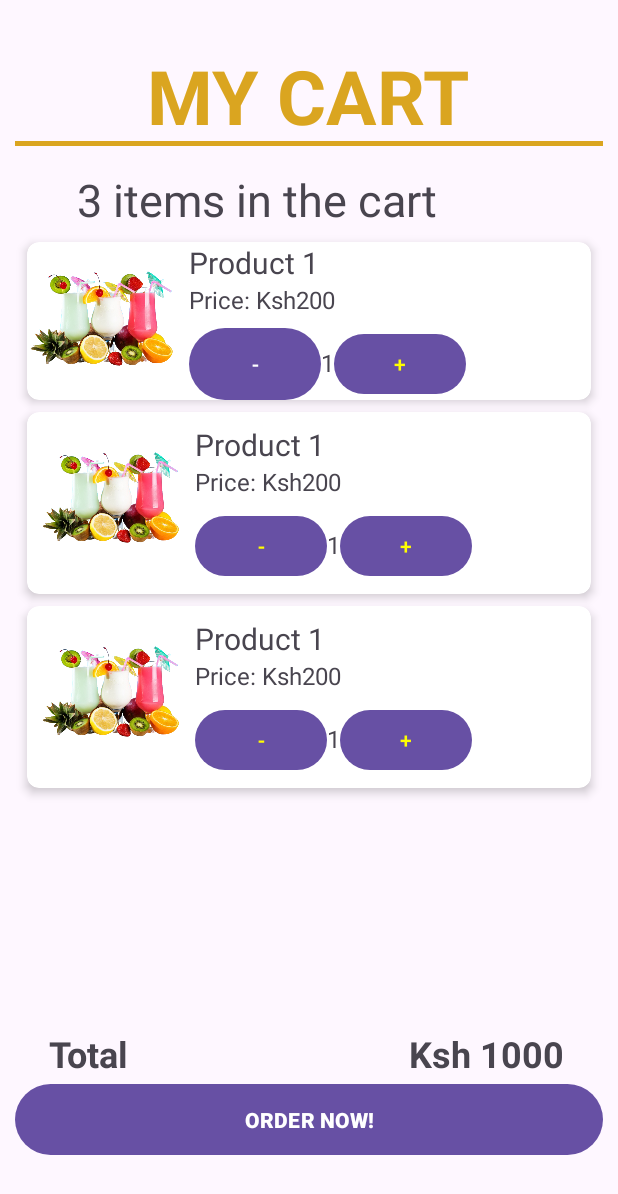
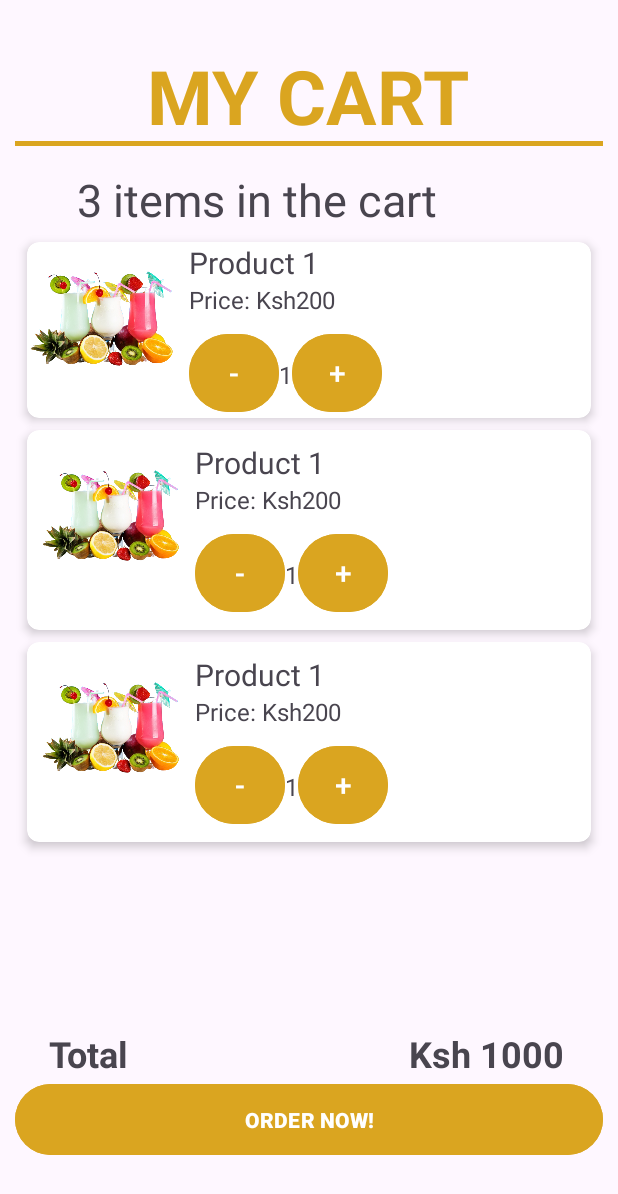
Before and after one commit to Dbriane208/HappyHourHub, an Android app: the layout cart_fragment.xml on its own in the app's theme, with its tools: preview values and no code run, on a phone screen of 412 x 824 dp. Shown: the top 1194 px of the screen. Run offline under Robolectric (Android 15) with nearby library versions, the phone set to English and light mode, and no system bars.

Commit message:
button color change

```diff
--- /dev/null
+++ b/app/src/main/res/layout/activity_main.xml
@@ -0,0 +1,10 @@
+<?xml version="1.0" encoding="utf-8"?>
+<androidx.constraintlayout.widget.ConstraintLayout xmlns:android="http://schemas.android.com/apk/res/android"
+    xmlns:app="http://schemas.android.com/apk/res-auto"
+    xmlns:tools="http://schemas.android.com/tools"
+    android:layout_width="match_parent"
+    android:layout_height="match_parent"
+    tools:context=".MainActivity">
+
+
+</androidx.constraintlayout.widget.ConstraintLayout>
--- a/app/src/main/res/layout/cart_fragment.xml
+++ b/app/src/main/res/layout/cart_fragment.xml
@@ -61,10 +61,12 @@
 
                     <Button
                         android:id="@+id/subtract_button"
-                        android:layout_width="wrap_content"
-                        android:layout_height="wrap_content"
+                        android:layout_width="60dp"
+                        android:layout_height="60dp"
                         android:text="-"
-                        android:background="@drawable/button2"/>
+                        android:backgroundTint="@color/yellow"
+                        android:textSize="20sp"
+                        android:textColor="@color/white"/>
 
                     <TextView
                         android:id="@+id/item_quantity"
@@ -75,10 +77,12 @@
 
                     <Button
                         android:id="@+id/add_button"
-                        android:layout_width="wrap_content"
-                        android:layout_height="wrap_content"
+                        android:layout_width="60dp"
+                        android:layout_height="60dp"
                         android:text="+"
-                        android:textColor="#FFFF00" /> <!-- Yellow text color -->
+                        android:backgroundTint="@color/yellow"
+                        android:textSize="20sp"
+                        android:textColor="@color/white"/> <!-- Yellow text color -->
                 </LinearLayout>
             </LinearLayout>
         </LinearLayout>
@@ -139,10 +143,13 @@
 
                     <Button
                         android:id="@+id/subtract_button1"
-                        android:layout_width="wrap_content"
-                        android:layout_height="wrap_content"
+                        android:layout_width="60dp"
+                        android:layout_height="60dp"
                         android:text="-"
-                        android:textColor="#FFFF00" /> <!-- Yellow text color -->
+                        android:backgroundTint="@color/yellow"
+                        android:textSize="20sp"
+                        android:textColor="@color/white" />
+
 
                     <TextView
                         android:id="@+id/item_quantity1"
@@ -152,11 +159,12 @@
                         android:textSize="16sp" />
 
                     <Button
-                        android:id="@+id/add_button1"
-                        android:layout_width="wrap_content"
-                        android:layout_height="wrap_content"
+                        android:layout_width="60dp"
+                        android:layout_height="60dp"
                         android:text="+"
-                        android:textColor="#FFFF00" /> <!-- Yellow text color -->
+                        android:backgroundTint="@color/yellow"
+                        android:textSize="20sp"
+                        android:textColor="@color/white"/> <!-- Yellow text color -->
                 </LinearLayout>
 
             </LinearLayout>
@@ -219,10 +227,12 @@
 
                     <Button
                         android:id="@+id/subtract_button2"
-                        android:layout_width="wrap_content"
-                        android:layout_height="wrap_content"
+                        android:layout_width="60dp"
+                        android:layout_height="60dp"
                         android:text="-"
-                        android:textColor="#FFFF00" />
+                        android:backgroundTint="@color/yellow"
+                        android:textSize="20sp"
+                        android:textColor="@color/white"/>
 
                     <TextView
                         android:id="@+id/item_quantity2"
@@ -233,10 +243,12 @@
 
                     <Button
                         android:id="@+id/add_button2"
-                        android:layout_width="wrap_content"
-                        android:layout_height="wrap_content"
+                        android:layout_width="60dp"
+                        android:layout_height="60dp"
                         android:text="+"
-                        android:textColor="#FFFF00" />
+                        android:backgroundTint="@color/yellow"
+                        android:textSize="20sp"
+                        android:textColor="@color/white"/>
                 </LinearLayout>
 
             </LinearLayout>
@@ -336,6 +348,7 @@
         android:layout_height="wrap_content"
         android:layout_marginBottom="40dp"
         android:padding="14dp"
+        android:backgroundTint="@color/yellow"
         android:text="ORDER NOW!"
         android:textStyle="bold"
         app:layout_constraintBottom_toBottomOf="parent"
```
